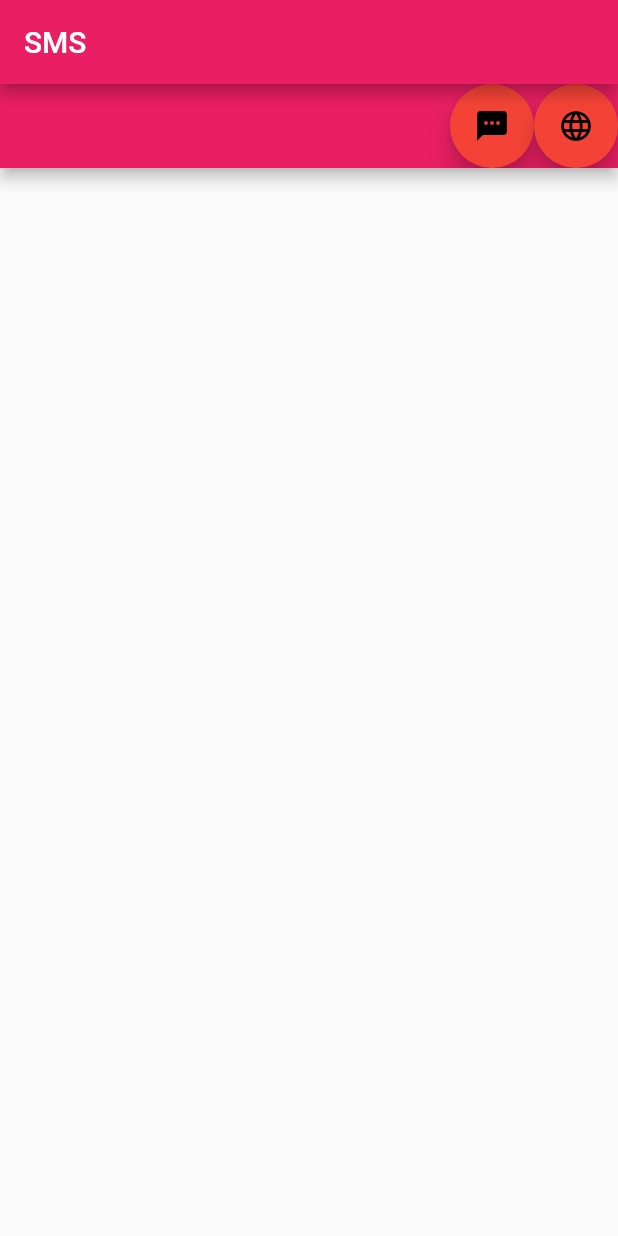
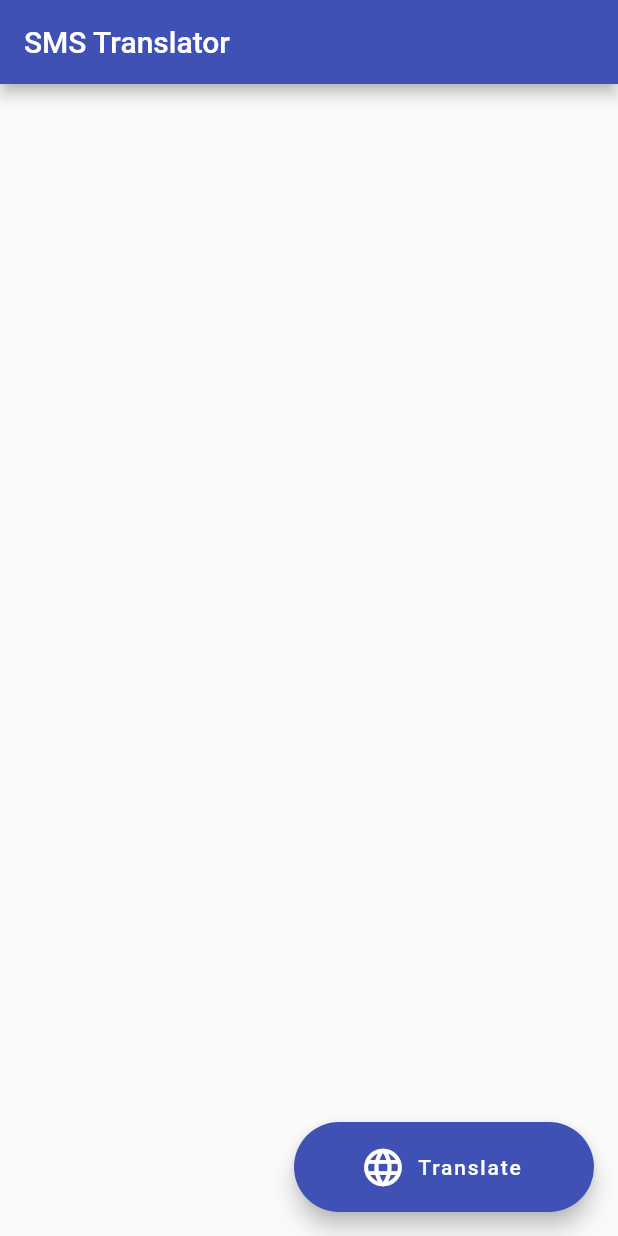
Before and after one commit to subhadipPal/smsTranslator, a Flutter app: the screen it shows after launch, on a phone screen of 412 x 824 dp. Run offline on Flutter 3.47's test engine with Material 2 defaults, Android fonts, the phone set to English and light mode, and no system bars; missing offline and left inert: sms.

Commit message:
Before Translate Functionality

```diff
--- a/sms_translator/lib/main.dart
+++ b/sms_translator/lib/main.dart
@@ -3,7 +3,7 @@ import 'package:sms/sms.dart';
 
 void main() => runApp(MyApp());
 final ThemeData androidTheme =
-    new ThemeData(primarySwatch: Colors.pink, accentColor: Colors.white);
+    new ThemeData(primarySwatch: Colors.indigo, accentColor: Colors.white);
 
 class MyApp extends StatelessWidget {
   @override
@@ -12,7 +12,7 @@ class MyApp extends StatelessWidget {
         title: 'SMS viewer',
         theme: androidTheme,
         home: new Scaffold(
-          appBar: new AppBar(title: Text("SMS")),
+          appBar: new AppBar(title: Text("SMS Translator")),
           body: SmsList(),
         ));
   }
@@ -27,8 +27,10 @@ class SmsListState extends State<SmsList> {
   SmsQuery query;
   List<String> smsList = new List(10);
   ListView listViewBuilder = new ListView();
-  void onButtonPressed() {
-    print("Pressed");
+
+  @override
+  void initState() {
+    super.initState();
     getSms();
   }
 
@@ -36,7 +38,6 @@ class SmsListState extends State<SmsList> {
     try {
       query = new SmsQuery();
       List messages = await query.getAllSms;
-      print(messages);
       createListView(messages);
     } catch (e) {
       print('failed: ${e.toString()}');
@@ -44,11 +45,11 @@ class SmsListState extends State<SmsList> {
   }
 
   createListView(messages) {
-    //List<String> smsBodyList = messages.forEach((msg) => msg.body);
     ListView tempListViewBuilder = new ListView.builder(
       padding: const EdgeInsets.all(10.0),
       itemCount: messages.length,
-      itemBuilder: (context, i) => ListTile(title: Text(messages[i].address), subtitle: Text(messages[i].body)),
+      itemBuilder: (context, i) => ListTile(
+          title: Text(messages[i].address), subtitle: Text(messages[i].body)),
     );
     setState(() {
       listViewBuilder = tempListViewBuilder;
@@ -62,25 +63,23 @@ class SmsListState extends State<SmsList> {
   @override
   Widget build(BuildContext context) {
     return new Scaffold(
-        appBar: new AppBar(
-          actions: <Widget>[
-            FloatingActionButton(
-              child: Icon(Icons.textsms),
-              heroTag: 'unq1',
-              onPressed: getSms,
-              backgroundColor: Colors.red,
-              foregroundColor: Colors.black,
-            ),
-            FloatingActionButton(
-              child: Icon(Icons.language),
-              heroTag: 'unq2',
-              onPressed: onTranslateText,
-              backgroundColor: Colors.red,
-              foregroundColor: Colors.black,
-            )
-          ],
-        ),
-        body: listViewBuilder
-    );
+        body: listViewBuilder,
+        floatingActionButton: new Column(
+            crossAxisAlignment: CrossAxisAlignment.end,
+            mainAxisAlignment: MainAxisAlignment.end,
+            children: <Widget>[
+              new Container(
+                margin: const EdgeInsets.only(top: 20.0),
+                child: FloatingActionButton.extended(
+                    icon: Icon(Icons.language, size: 30.0),
+                    heroTag: 'unq2',
+                    onPressed: onTranslateText,
+                    backgroundColor: Colors.indigo,
+                    foregroundColor: Colors.white,
+                    label: Text("Translate")),
+                width: 200.0,
+                height: 60.0,
+              )
+            ]));
   }
 }
```
